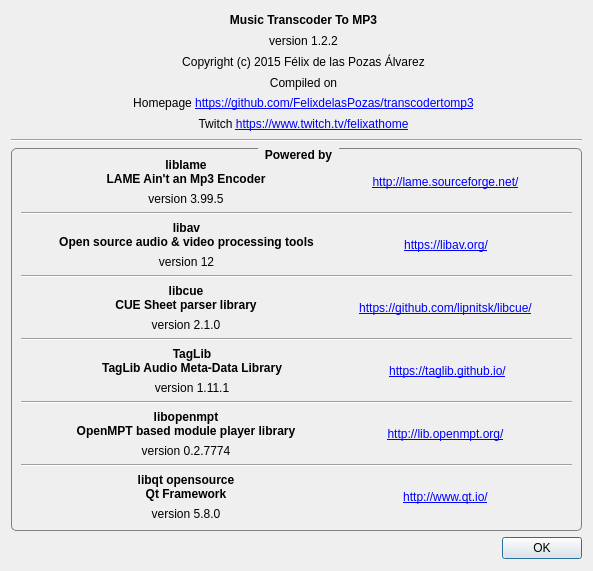
FelixdelasPozas/transcodertomp3, file AboutDialog.ui: the form before one commit.
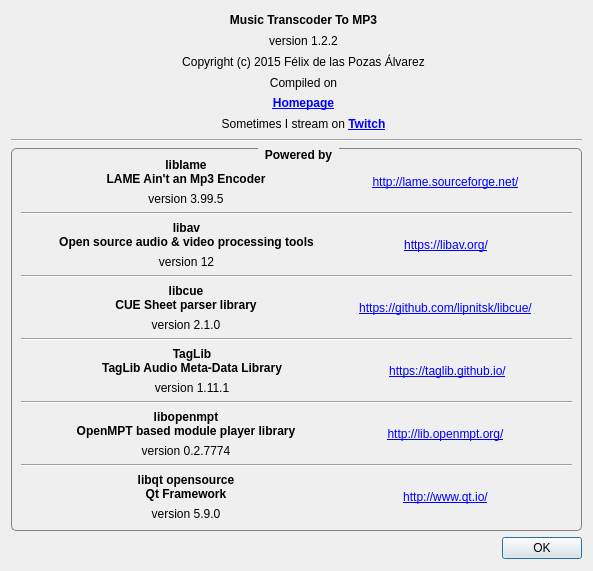
The form after the commit. Icons and pictures are not drawn.

Commit message: Aesthetic changes in about dialog.

The edit to the form file:
```diff
--- a/AboutDialog.ui
+++ b/AboutDialog.ui
@@ -122,8 +122,14 @@
          </item>
          <item>
           <widget class="QLabel" name="label_28">
+           <property name="font">
+            <font>
+             <weight>75</weight>
+             <bold>true</bold>
+            </font>
+           </property>
            <property name="text">
-            <string>Homepage &lt;a href=https://github.com/FelixdelasPozas/transcodertomp3&gt;https://github.com/FelixdelasPozas/transcodertomp3&lt;/a&gt;</string>
+            <string>&lt;a href=https://github.com/FelixdelasPozas/transcodertomp3&gt;Homepage&lt;/a&gt;</string>
            </property>
            <property name="alignment">
             <set>Qt::AlignCenter</set>
@@ -136,7 +142,7 @@
          <item>
           <widget class="QLabel" name="label_29">
            <property name="text">
-            <string>Twitch &lt;a href=https://www.twitch.tv/felixathome&gt;https://www.twitch.tv/felixathome&lt;/a&gt;</string>
+            <string>Sometimes I stream on &lt;b&gt;&lt;a href=https://www.twitch.tv/felixathome&gt;Twitch&lt;/a&gt;&lt;/b&gt;</string>
            </property>
            <property name="alignment">
             <set>Qt::AlignCenter</set>
@@ -626,7 +632,7 @@
             <item>
              <widget class="QLabel" name="label_27">
               <property name="text">
-               <string>version 5.8.0</string>
+               <string>version 5.9.0</string>
               </property>
               <property name="alignment">
                <set>Qt::AlignCenter</set>
```
